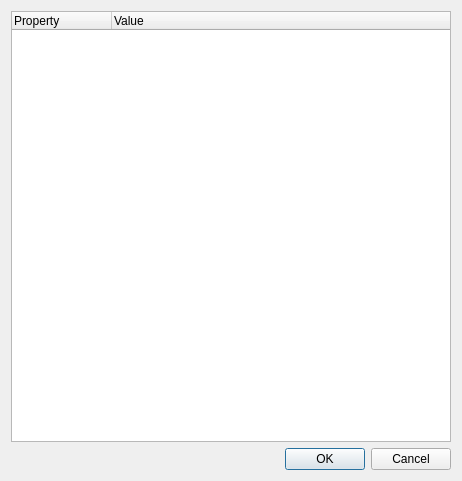
Old version of the form pc-zmanager/dialogprop.ui in the repository claudiobsd/pcbsd-work.
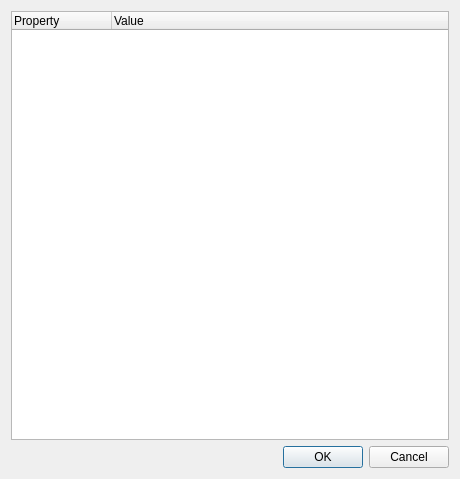
New version of the form.

Diff of the .ui file:
```diff
--- a/pc-zmanager/dialogprop.ui
+++ b/pc-zmanager/dialogprop.ui
@@ -6,8 +6,8 @@
    <rect>
     <x>0</x>
     <y>0</y>
-    <width>462</width>
-    <height>481</height>
+    <width>460</width>
+    <height>479</height>
    </rect>
   </property>
   <property name="windowTitle">
```
Left out of the diff: 3 changed lines with no effect on the pictures.
